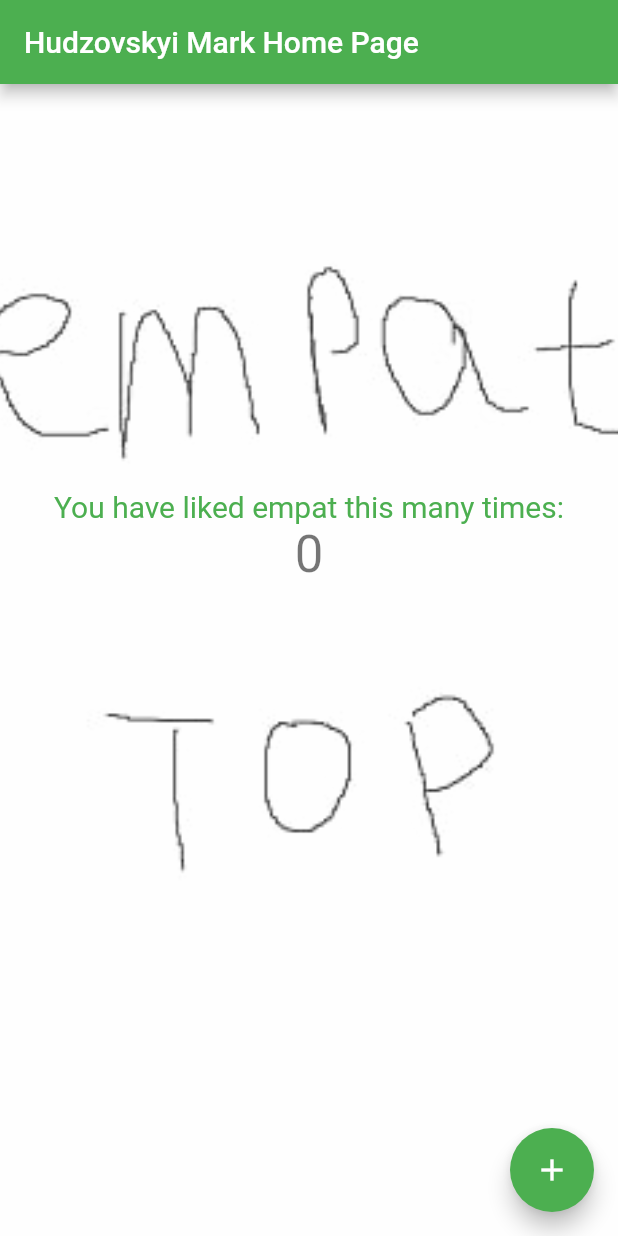
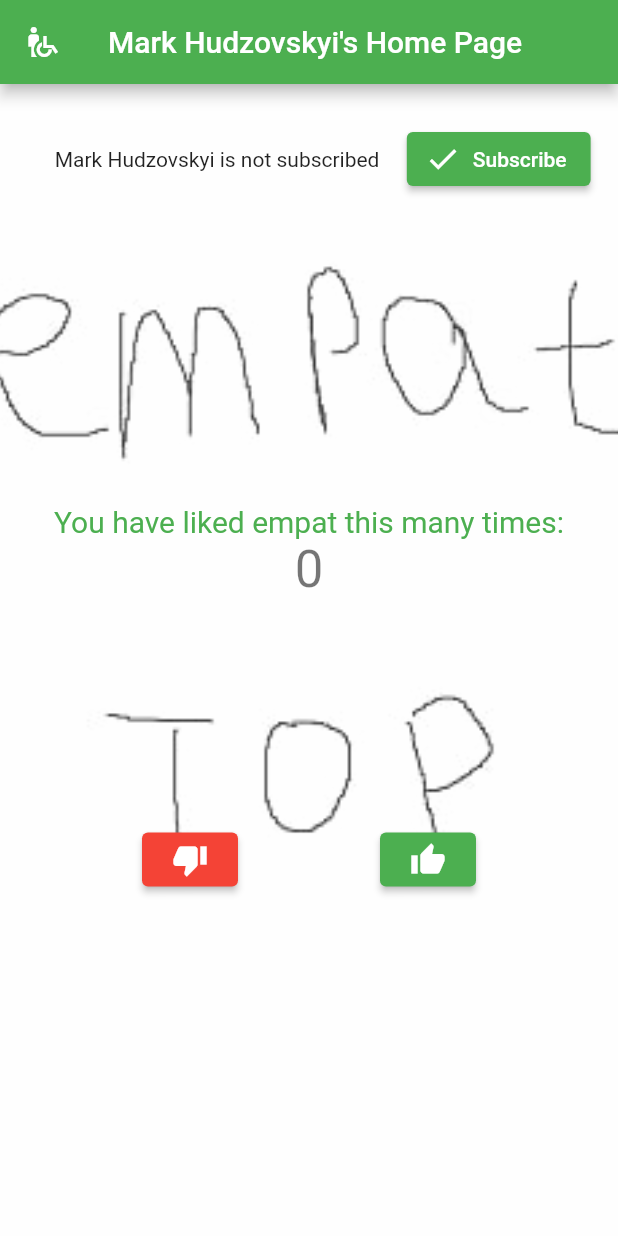
Before and after one commit to Chivas1717/Flutter-dart-practice-2, a Flutter app: the screen it shows after launch, on a phone screen of 412 x 824 dp. Run offline on Flutter 3.47's test engine with Material 2 defaults, Android fonts, the phone set to English and light mode, and no system bars.

Commit message:
buttons, subscribe block, state greeting widget added

```diff
--- /dev/null
+++ b/lib/greeting.dart
@@ -0,0 +1,68 @@
+import 'package:flutter/material.dart';
+
+class ShowingGreeting extends StatefulWidget {
+  const ShowingGreeting({super.key});
+
+  @override
+  State<ShowingGreeting> createState() => _ShowingGreetingState();
+}
+
+class _ShowingGreetingState extends State<ShowingGreeting> {
+  final Student student = Student('Mark', 'Hudzovskyi', DateTime(2004, 17, 10));
+  void _changeStatus() {
+    if (student.status == true) {
+      setState(() {
+        student.status = false;
+      });
+    } else {
+      setState(() {
+        student.status = true;
+      });
+    }
+  }
+
+  @override
+  Widget build(BuildContext context) {
+    return Container(
+        child: Row(
+      mainAxisAlignment: MainAxisAlignment.spaceEvenly,
+      children: [
+        const SizedBox(height: 100),
+        Text(
+            '${student.fullName} is ${student.status ? 'subscribed' : 'not subscribed'}'),
+        ElevatedButton.icon(
+          onPressed: _changeStatus,
+          style: ElevatedButton.styleFrom(
+              backgroundColor: student.status ? Colors.red : Colors.green),
+          icon: Icon(student.status ? Icons.cancel_outlined : Icons.done),
+          label: Text(student.status ? 'Cancel' : 'Subscribe'),
+        ),
+      ],
+    ));
+  }
+}
+
+class Student {
+  final String firstName, secondName;
+  final DateTime birthDate;
+  late bool _status;
+
+  Student(this.firstName, this.secondName, this.birthDate,
+      [this._status = false]);
+
+  String get fullName => '$firstName $secondName';
+  bool get status => _status;
+  // String get status => _status;
+
+  set status(bool s) {
+    _status = s;
+  }
+
+  // set firstName(String firstName) {
+  //   _firstName = firstName;
+  // }
+
+  // set secondName(String firstName) {
+  //   _firstName = firstName;
+  // }
+}
--- a/lib/main.dart
+++ b/lib/main.dart
@@ -1,4 +1,6 @@
 import 'package:flutter/material.dart';
+
+import 'my_home_page.dart';
 
 void main() {
   runApp(const MyApp());
@@ -7,105 +9,15 @@ void main() {
 class MyApp extends StatelessWidget {
   const MyApp({super.key});
 
-  // This widget is the root of your application.
   @override
   Widget build(BuildContext context) {
     return MaterialApp(
-      title: 'Flutter Demo',
+      debugShowCheckedModeBanner: false,
+      title: 'Practical 1',
       theme: ThemeData(
-        // This is the theme of your application.
-        //
-        // Try running your application with "flutter run". You'll see the
-        // application has a blue toolbar. Then, without quitting the app, try
-        // changing the primarySwatch below to Colors.green and then invoke
-        // "hot reload" (press "r" in the console where you ran "flutter run",
-        // or simply save your changes to "hot reload" in a Flutter IDE).
-        // Notice that the counter didn't reset back to zero; the application
-        // is not restarted.
         primarySwatch: Colors.green,
       ),
-      home: const MyHomePage(title: 'Hudzovskyi Mark Home Page'),
+      home: const MyHomePage(title: "Mark Hudzovskyi's Home Page"),
     );
   }
 }
-
-class MyHomePage extends StatefulWidget {
-  const MyHomePage({super.key, required this.title});
-
-  // This widget is the home page of your application. It is stateful, meaning
-  // that it has a State object (defined below) that contains fields that affect
-  // how it looks.
-
-  // This class is the configuration for the state. It holds the values (in this
-  // case the title) provided by the parent (in this case the App widget) and
-  // used by the build method of the State. Fields in a Widget subclass are
-  // always marked "final".
-
-  final String title;
-
-  @override
-  State<MyHomePage> createState() => _MyHomePageState();
-}
-
-class _MyHomePageState extends State<MyHomePage> {
-  int _counter = 0;
-
-  void _incrementCounter() {
-    setState(() {
-      // This call to setState tells the Flutter framework that something has
-      // changed in this State, which causes it to rerun the build method below
-      // so that the display can reflect the updated values. If we changed
-      // _counter without calling setState(), then the build method would not be
-      // called again, and so nothing would appear to happen.
-      _counter++;
-    });
-  }
-
-  @override
-  Widget build(BuildContext context) {
-    // This method is rerun every time setState is called, for instance as done
-    // by the _incrementCounter method above.
-    //
-    // The Flutter framework has been optimized to make rerunning build methods
-    // fast, so that you can just rebuild anything that needs updating rather
-    // than having to individually change instances of widgets.
-    return Scaffold(
-      appBar: AppBar(
-        // Here we take the value from the MyHomePage object that was created by
-        // the App.build method, and use it to set our appbar title.
-        title: Text(widget.title),
-      ),
-      body: Container(
-        child: Stack(
-          children: <Widget>[
-            Positioned.fill(
-                child: Opacity(
-              opacity: 0.8,
-              child: Image.asset('assets/imgs/bg.png', fit: BoxFit.cover),
-            )),
-            Center(
-              child: Column(children: [
-                const SizedBox(
-                  height: 270,
-                ),
-                const Text(
-                  'You have liked empat this many times:',
-                  style: TextStyle(color: Colors.green, fontSize: 20),
-                ),
-                Text(
-                  '$_counter',
-                  style: Theme.of(context).textTheme.headlineMedium,
-                ),
-              ]),
-            )
-          ],
-        ),
-      ),
-      floatingActionButton: FloatingActionButton(
-        onPressed: _incrementCounter,
-        tooltip: 'Increment',
-        child: const Icon(Icons.add),
-      ), // This trailing comma makes auto-formatting nicer for build methods.
-    );
-  }
-}
--- /dev/null
+++ b/lib/my_home_page.dart
@@ -0,0 +1,101 @@
+import 'package:flutter/material.dart';
+import 'package:flutter_application_test/greeting.dart';
+
+class MyHomePage extends StatefulWidget {
+  const MyHomePage({super.key, required this.title});
+
+  final String title;
+
+  @override
+  State<MyHomePage> createState() => _MyHomePageState();
+}
+
+class _MyHomePageState extends State<MyHomePage> {
+  int _counter = 0;
+
+  void _incrementCounter() {
+    setState(() {
+      _counter++;
+    });
+  }
+
+  void _decrementCounter() {
+    if (_counter != 0) {
+      setState(() {
+        --_counter;
+      });
+    }
+  }
+
+  @override
+  Widget build(BuildContext context) {
+    return Scaffold(
+      appBar: AppBar(
+        leading: const Icon(Icons.wheelchair_pickup),
+        title: Text(widget.title),
+      ),
+      body: Container(
+        child: Stack(
+          children: <Widget>[
+            Positioned.fill(
+                child: Opacity(
+              opacity: 0.8,
+              child: Image.asset('assets/imgs/bg.png', fit: BoxFit.cover),
+            )),
+            Center(
+              child: Column(children: [
+                const ShowingGreeting(),
+                const SizedBox(
+                  height: 180,
+                ),
+                const Text(
+                  'You have liked empat this many times:',
+                  style: TextStyle(color: Colors.green, fontSize: 20),
+                ),
+                Text(
+                  '$_counter',
+                  style: Theme.of(context).textTheme.headlineMedium,
+                ),
+                const SizedBox(
+                  height: 150,
+                ),
+                Row(
+                  mainAxisAlignment: MainAxisAlignment.spaceEvenly,
+                  children: [
+                    ElevatedButton(
+                      onPressed: () {
+                        _decrementCounter();
+                        ScaffoldMessenger.of(context)
+                            .showMaterialBanner(MaterialBanner(
+                          content: const Text('Чому так?'),
+                          actions: <Widget>[
+                            TextButton(
+                                onPressed: () {
+                                  ScaffoldMessenger.of(context)
+                                      .hideCurrentMaterialBanner();
+                                },
+                                child: const Text('Закрити'))
+                          ],
+                          padding: const EdgeInsets.all(15),
+                        ));
+                      },
+                      style:
+                          ElevatedButton.styleFrom(backgroundColor: Colors.red),
+                      child: const Icon(Icons.thumb_down),
+                    ),
+                    ElevatedButton(
+                      onPressed: _incrementCounter,
+                      style: ElevatedButton.styleFrom(
+                          backgroundColor: Colors.green),
+                      child: const Icon(Icons.thumb_up),
+                    ),
+                  ],
+                )
+              ]),
+            )
+          ],
+        ),
+      ),
+    );
+  }
+}
```
Also changed, not shown: assets/imgs/bg.jpg (deleted).
